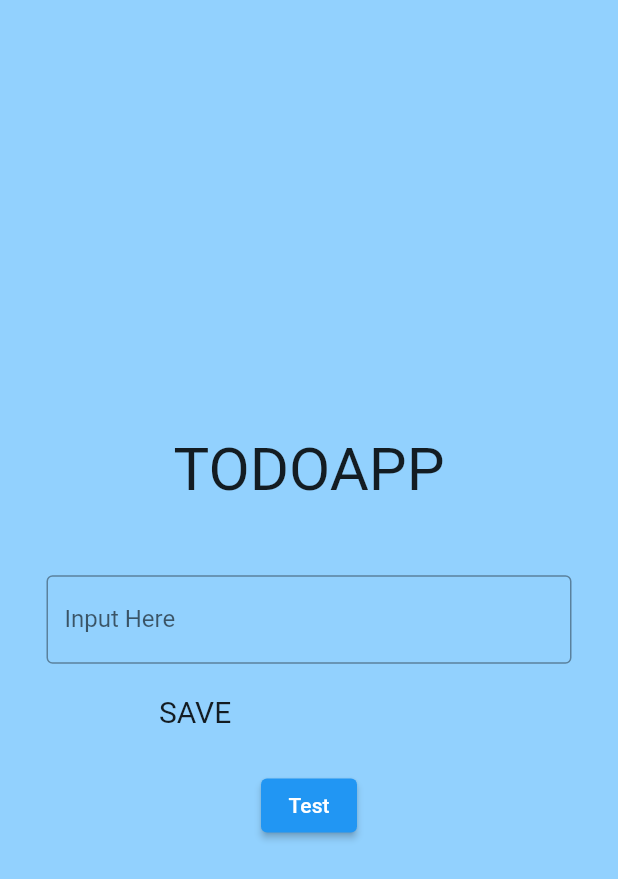
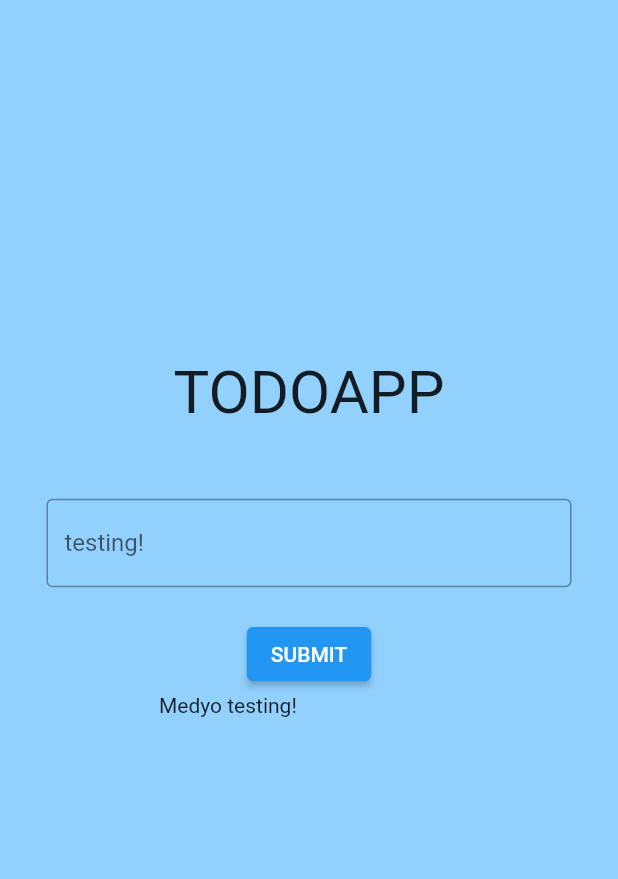
Before and after one commit to dyeys/flutter-training, a Flutter app: the screen it shows after launch, on a phone screen of 412 x 824 dp. Shown: the top 879 px of the screen. Run offline on Flutter 3.47's test engine with Material 2 defaults, Android fonts, the phone set to English and light mode, and no system bars.

Commit message:
displaying input from textfield :(

```diff
--- a/lib/main.dart
+++ b/lib/main.dart
@@ -3,12 +3,14 @@ import 'package:flutter/material.dart';
 void main() {
   runApp(const MyApp());
 }
+
 class MyApp extends StatefulWidget {
   const MyApp({super.key});
 
   @override
   State<MyApp> createState() => _MyAppState();
 }
+
 class _MyAppState extends State<MyApp> {
   //get onPressed => null;
 
@@ -29,7 +31,8 @@ class _MyAppState extends State<MyApp> {
               height: 100.0,
               width: 500.0,
               child: Center(
-              child: Text('TODOAPP',
+                child: Text(
+                  'TODOAPP',
                   style: TextStyle(fontSize: 40.0),
                 ),
               ),
@@ -42,7 +45,7 @@ class _MyAppState extends State<MyApp> {
                   obscureText: false,
                   decoration: InputDecoration(
                     border: OutlineInputBorder(),
-                    labelText: 'Input Here',
+                    labelText: samp,
                   ),
                 ),
               ),
@@ -50,24 +53,23 @@ class _MyAppState extends State<MyApp> {
             SizedBox(
               height: 50.0,
               width: 200.0,
-              //child: ElevatedButton(onPressed: onPressed,
-                child: Text('SAVE',
-                  style: TextStyle(fontSize: 20.0),
-              ),
-            ),
-            //),
-            Center(
-	            child:Column(
-            	  children:[
+              child: Center(
+                  child: Column(
+                children: [
                   ElevatedButton(
-		                child:Text('Test'),
-		                onPressed:() {
-		                  samp = 'my text';
+                    child: Text('SUBMIT'),
+                    onPressed: () {
+                      //samp = 'Hello!';
                       print(samp);
                     },
                   ),
                 ],
-         )
+              )),
+            ),
+            SizedBox(
+              height: 150.0,
+              width: 200.0,
+              child: Text(sam + samp),
             ),
           ],
         ),
```
Lines whose indentation alone changed are shown as unchanged.
